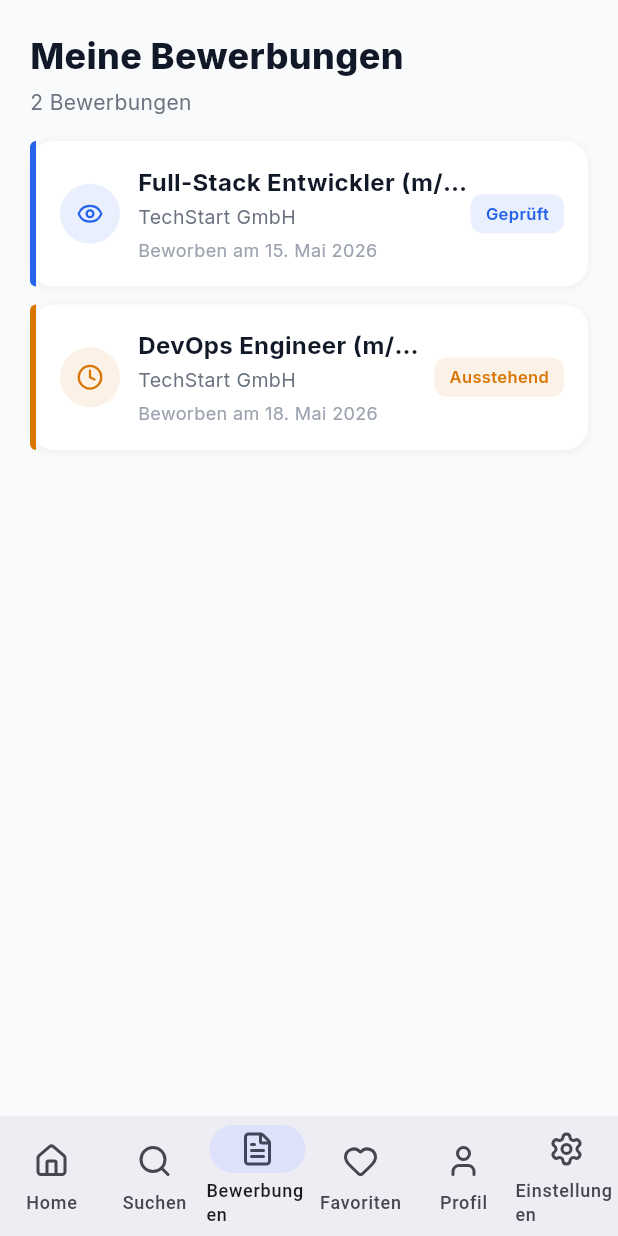
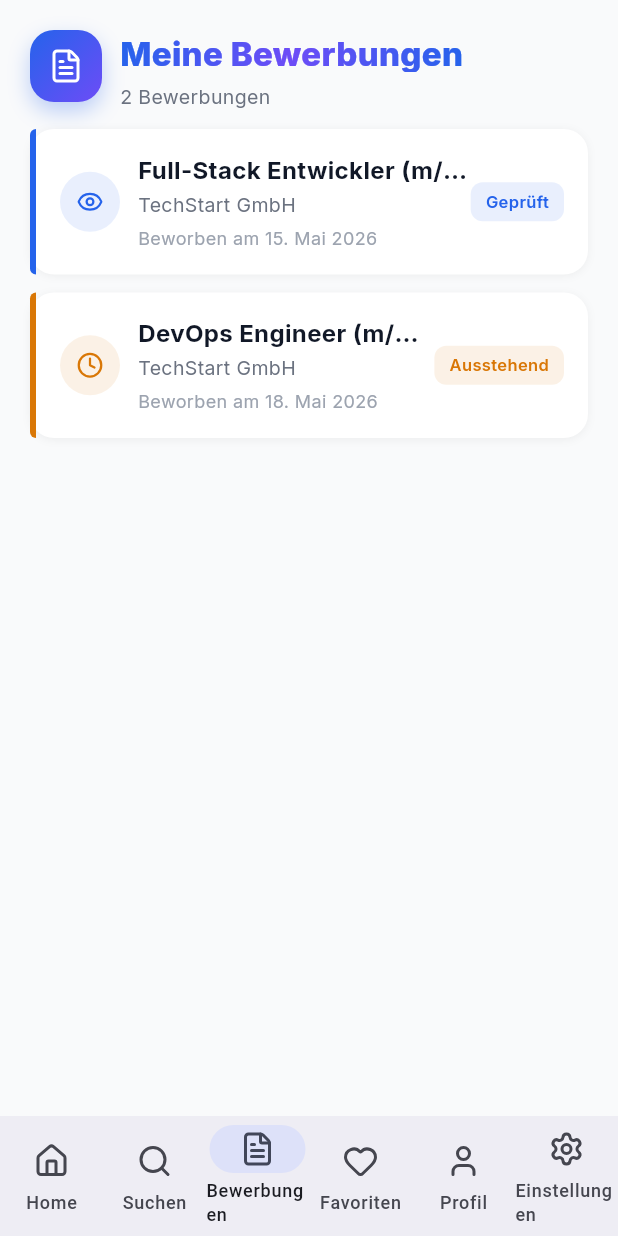
Before and after one commit to tounsii007/bewerbi-tn-suite, a Flutter app: the screen it shows after launch, item 3 of the bottom bar chosen, on a phone screen of 412 x 824 dp. Run offline on Flutter 3.47's test engine with Material 3 defaults, Android fonts, the phone set to English and light mode, and no system bars; our stand-ins replace cached_network_image, file_picker, flutter_riverpod, flutter_secure_storage, go_router, google_fonts and 2 more.

Commit message:
Iter 137: flutter applicant CV upload + Applications
cv_upload_screen.dart — full rebuild:
- Transparent AppBar + extendBodyBehindAppBar
- Body wrapped in AppAuroraBackground (subtle)
- Center-aligned hero: gradient icon square (FileText, 56×56) +
  AppGradientText "CV hochladen" (26pt) + tagline; staggered
  AppReveal (0/100ms)
- Drop zone: container → AppGlassCard (default + glow); icon
  upgraded to 72×72 gradient circle (primary→violet)
- Error state: red error container with alpha overlay

applications_screen.dart — header upgrade:
- Plain text headline → Row with gradient square (FileText, 48×48
  with shadow-glow) + AppGradientText (22pt) + count subtitle
- Header in AppReveal for fade-in-up

Home screen with elaborate custom-painted hero left for a future
deep refactor.

flutter analyze clean.

Co-Authored-By: Claude Opus 4.7 <noreply@anthropic.com>

```diff
--- a/flutter/lib/screens/applicant/applications_screen.dart
+++ b/flutter/lib/screens/applicant/applications_screen.dart
@@ -8,6 +8,8 @@ import 'package:bewerbi_tn_flutter/app/theme.dart';
 import 'package:bewerbi_tn_flutter/providers/auth_provider.dart';
 import 'package:bewerbi_tn_flutter/providers/job_provider.dart';
 import 'package:bewerbi_tn_flutter/models/application.dart';
+import 'package:bewerbi_tn_flutter/widgets/app_gradient_text.dart';
+import 'package:bewerbi_tn_flutter/widgets/app_reveal.dart';
 
 class ApplicationsScreen extends ConsumerStatefulWidget {
   const ApplicationsScreen({super.key});
@@ -47,28 +49,63 @@ class _ApplicationsScreenState extends ConsumerState<ApplicationsScreen> {
         child: Column(
           crossAxisAlignment: CrossAxisAlignment.start,
           children: [
-            // Header
-            Padding(
-              padding: const EdgeInsets.fromLTRB(20, 20, 20, 4),
-              child: Text(
-                'Meine Bewerbungen',
-                style: GoogleFonts.inter(
-                  fontSize: 24,
-                  fontWeight: FontWeight.w800,
-                  color: isDark ? AppColors.white : AppColors.gray900,
+            // Header with gradient icon + GradientText
+            AppReveal(
+              direction: AppRevealDirection.up,
+              child: Padding(
+                padding: const EdgeInsets.fromLTRB(20, 20, 20, 4),
+                child: Row(
+                  crossAxisAlignment: CrossAxisAlignment.start,
+                  children: [
+                    Container(
+                      width: 48,
+                      height: 48,
+                      decoration: BoxDecoration(
+                        gradient: const LinearGradient(
+                          begin: Alignment.topLeft,
+                          end: Alignment.bottomRight,
+                          colors: [AppColors.primary, Color(0xFF6D4CF7)],
+                        ),
+                        borderRadius: BorderRadius.circular(16),
+                        boxShadow: [
+                          BoxShadow(
+                            color: AppColors.primary.withValues(alpha: 0.3),
+                            offset: const Offset(0, 6),
+                            blurRadius: 12,
+                          ),
+                        ],
+                      ),
+                      child: const Icon(LucideIcons.fileText, size: 24, color: Colors.white),
+                    ),
+                    const SizedBox(width: 12),
+                    Expanded(
+                      child: Column(
+                        crossAxisAlignment: CrossAxisAlignment.start,
+                        children: [
+                          AppGradientText(
+                            'Meine Bewerbungen',
+                            variant: GradientVariant.brand,
+                            style: GoogleFonts.inter(
+                              fontSize: 22,
+                              fontWeight: FontWeight.w800,
+                            ),
+                          ),
+                          const SizedBox(height: 4),
+                          Text(
+                            '${applications.length} Bewerbung${applications.length != 1 ? 'en' : ''}',
+                            style: GoogleFonts.inter(
+                              fontSize: 13,
+                              color: AppColors.gray500,
+                            ),
+                          ),
+                        ],
+                      ),
+                    ),
+                  ],
                 ),
               ),
             ),
-            Padding(
-              padding: const EdgeInsets.fromLTRB(20, 0, 20, 16),
-              child: Text(
-                '${applications.length} Bewerbung${applications.length != 1 ? 'en' : ''}',
-                style: GoogleFonts.inter(
-                  fontSize: 14,
-                  color: AppColors.gray500,
-                ),
-              ),
-            ),
+            const SizedBox(height: 8),
 
             // List
             Expanded(
```
Also changed, not shown: flutter/lib/screens/applicant/cv_upload_screen.dart (+104 -23 lines), 1 other file.
